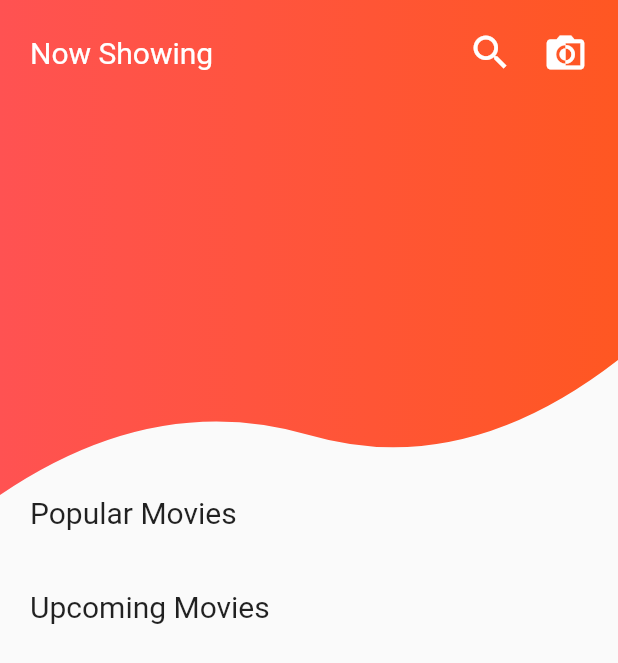
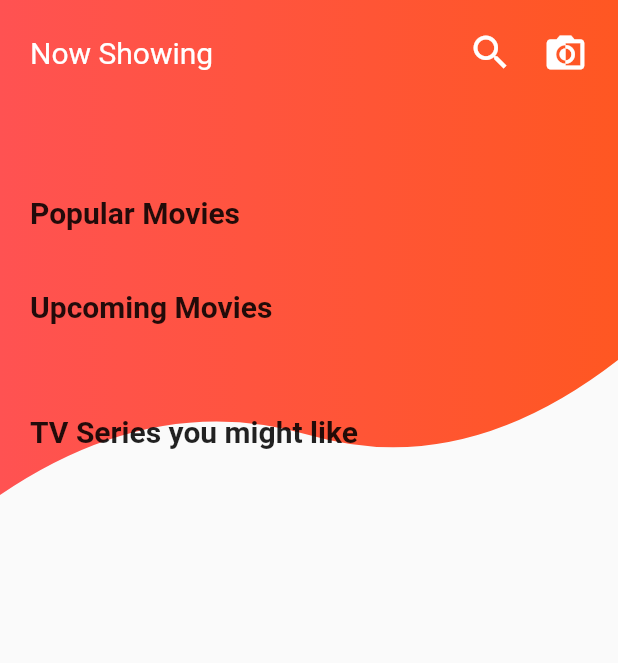
Before and after one commit to antonvinceguinto/flutter_tmdb, a Flutter app: the screen it shows after launch, on a phone screen of 412 x 824 dp. Shown: the top 663 px of the screen. Run offline on Flutter 3.47's test engine with Material 2 defaults, Android fonts, the phone set to English and light mode, and no system bars; network calls fail; Roboto replaces fonts that are missing (Avenir).

Commit message:
Optimize some codes

```diff
--- a/lib/home.dart
+++ b/lib/home.dart
@@ -5,6 +5,7 @@ import 'package:tmdb/src/states/popular_movie_state.dart';
 import 'package:tmdb/src/states/popular_tv_state.dart';
 import 'package:tmdb/src/states/showing_movie_state.dart';
 import 'package:tmdb/src/states/upcoming_movie_state.dart';
+import 'package:tmdb/src/styles/text_style_title.dart';
 import 'package:tmdb/src/widgets/appbar.dart';
 import 'package:tmdb/src/widgets/popular_movie_grid.dart';
 import 'package:tmdb/src/widgets/popular_tv_list.dart';
@@ -29,97 +30,6 @@ class _HomeState extends State<Home> {
     final popularTvState = Provider.of<PopularTvState>(context);
 
     return Scaffold(
-      // bottomNavigationBar: BottomNavigationBar(
-      //   currentIndex: 0, // this will be set when a new tab is tapped
-      //   fixedColor: Colors.deepOrange,
-      //   type: BottomNavigationBarType.fixed,
-      //   items: [
-      //     BottomNavigationBarItem(
-      //       icon: ClipRRect(
-      //         borderRadius: BorderRadius.all(Radius.circular(100)),
-      //         child: Container(
-      //           width: 25,
-      //           height: 25,
-      //           child: Icon(
-      //             Icons.hd,
-      //             size: 20,
-      //           ),
-      //         ),
-      //       ),
-      //       title: Text(
-      //         'Home',
-      //         style: TextStyle(
-      //           fontSize: 13,
-      //           fontFamily: 'Oxygen',
-      //           fontWeight: FontWeight.w300,
-      //         ),
-      //       ),
-      //     ),
-      //     BottomNavigationBarItem(
-      //       icon: ClipRRect(
-      //         borderRadius: BorderRadius.all(Radius.circular(100)),
-      //         child: Container(
-      //           width: 25,
-      //           height: 25,
-      //           child: Icon(
-      //             Icons.thumb_up,
-      //             size: 20,
-      //           ),
-      //         ),
-      //       ),
-      //       title: Text(
-      //         'Upcoming',
-      //         style: TextStyle(
-      //           fontSize: 13,
-      //           fontFamily: 'Oxygen',
-      //           fontWeight: FontWeight.w300,
-      //         ),
-      //       ),
-      //     ),
-      //     BottomNavigationBarItem(
-      //       icon: ClipRRect(
-      //         borderRadius: BorderRadius.all(Radius.circular(100)),
-      //         child: Container(
-      //           width: 25,
-      //           height: 25,
-      //           child: Icon(
-      //             Icons.compare,
-      //             size: 20,
-      //           ),
-      //         ),
-      //       ),
-      //       title: Text(
-      //         'Theatre',
-      //         style: TextStyle(
-      //           fontSize: 13,
-      //           fontFamily: 'Oxygen',
-      //           fontWeight: FontWeight.w300,
-      //         ),
-      //       ),
-      //     ),
-      //     BottomNavigationBarItem(
-      //       icon: ClipRRect(
-      //         borderRadius: BorderRadius.all(Radius.circular(100)),
-      //         child: Container(
-      //           width: 25,
-      //           height: 25,
-      //           child: Icon(
-      //             Icons.rate_review,
-      //             size: 20,
-      //           ),
-      //         ),
-      //       ),
-      //       title: Text(
-      //         'Reviews',
-      //         style: TextStyle(
-      //           fontSize: 13,
-      //           fontFamily: 'Oxygen',
-      //           fontWeight: FontWeight.w300,
-      //         ),
-      //       ),
-      //     ),
-      //   ],
-      // ),
       body: RefreshIndicator(
         key: _refreshIndicatorKey,
         onRefresh: () async {
@@ -149,71 +59,19 @@ class _HomeState extends State<Home> {
                     Wrap(
                       children: <Widget>[
                         MyAppBar(),
+                        ShowingList(),
+                        Container(
+                          margin: EdgeInsets.only(top: 60),
+                          child: _buildTextHeaders('Popular Movies'),
+                        ),
+                        PopularList(),
+                        _buildTextHeaders('Upcoming Movies'),
+                        UpcomingList(),
                         Container(
                           margin: EdgeInsets.only(top: 20),
-                          height: 180,
-                          child: ShowingList(),
+                          child: _buildTextHeaders('TV Series you might like'),
                         ),
-                        Container(
-                          width: double.infinity,
-                          margin:
-                              EdgeInsets.only(top: 80, bottom: 20, left: 20),
-                          child: Text('Popular Movies',
-                              style: TextStyle(
-                                  fontSize: 20,
-                                  fontFamily: 'Avenir',
-                                  color: Colors.black87)),
-                        ),
-                        Container(
-                          child: PopularList(),
-                        ),
-                        Container(
-                          width: double.infinity,
-                          margin:
-                              EdgeInsets.only(top: 20, bottom: 20, left: 20),
-                          child: Text('Upcoming Movies',
-                              style: TextStyle(
-                                  fontSize: 20,
-                                  fontFamily: 'Avenir',
-                                  color: Colors.black87)),
-                        ),
-                        Container(
-                          height: 400,
-                          child: UpcomingList(),
-                        ),
-                        Container(
-                          width: double.infinity,
-                          margin:
-                              EdgeInsets.only(top: 30, bottom: 20, left: 20),
-                          child: Text('TV Series you might like',
-                              style: TextStyle(
-                                  fontSize: 20,
-                                  fontFamily: 'Avenir',
-                                  color: Colors.black87)),
-                        ),
-                        Stack(
-                          children: <Widget>[
-                            // ClipPath(
-                            //   clipper: CustomShapeClipper(),
-                            //   child: Container(
-                            //     height: 100,
-                            //     decoration: BoxDecoration(
-                            //       gradient: LinearGradient(
-                            //         colors: [
-                            //           Colors.redAccent,
-                            //           Colors.deepOrange
-                            //         ],
-                            //       ),
-                            //     ),
-                            //   ),
-                            // ),
-                            Container(
-                              height: 140,
-                              margin: EdgeInsets.only(bottom: 20),
-                              child: PopularTvList(),
-                            ),
-                          ],
-                        ),
+                        PopularTvList(),
                       ],
                     ),
                   ],
@@ -239,3 +97,14 @@ class _HomeState extends State<Home> {
         () => _refreshIndicatorKey.currentState.deactivate());
   }
 }
+
+_buildTextHeaders(String title) {
+  return Container(
+    width: double.infinity,
+    margin: EdgeInsets.only(top: 20, bottom: 20, left: 20),
+    child: Text(
+      title,
+      style: headerTextStyle,
+    ),
+  );
+}
--- a/lib/src/widgets/showing_movie_list.dart
+++ b/lib/src/widgets/showing_movie_list.dart
@@ -17,7 +17,10 @@ class _ShowingListState extends State<ShowingList> {
             child: movie.isFetching
                 ? _
                 : movie.getListResponse() != null
-                    ? ListView.builder(
+                    ? Container(
+                        margin: EdgeInsets.only(top: 20),
+                        height: 180,
+                        child: ListView.builder(
                           scrollDirection: Axis.horizontal,
                           shrinkWrap: true,
                           physics: const ClampingScrollPhysics(),
@@ -25,6 +28,7 @@ class _ShowingListState extends State<ShowingList> {
                           itemBuilder: (context, index) {
                             return _buildItem(movie, index, context);
                           },
+                        ),
                       )
                     : Text("Needs Refresh"),
           ),
--- a/lib/src/widgets/upcoming_movie.dart
+++ b/lib/src/widgets/upcoming_movie.dart
@@ -16,7 +16,9 @@ class _UpcomingListState extends State<UpcomingList> {
             child: movie.isFetching
                 ? _
                 : movie.getListResponse() != null
-                    ? ListView.builder(
+                    ? Container(
+                        height: 400,
+                        child: ListView.builder(
                           scrollDirection: Axis.horizontal,
                           shrinkWrap: true,
                           physics: const ClampingScrollPhysics(),
@@ -24,6 +26,7 @@ class _UpcomingListState extends State<UpcomingList> {
                           itemBuilder: (context, index) {
                             return _buildItem(movie, index);
                           },
+                        ),
                       )
                     : Text("Needs Refresh"),
           ),
```
Also changed, not shown: lib/src/styles/text_style_title.dart (added, +24 -0 lines), lib/src/widgets/popular_tv_list.dart (+6 -2 lines). Lines whose indentation alone changed are shown as unchanged.
